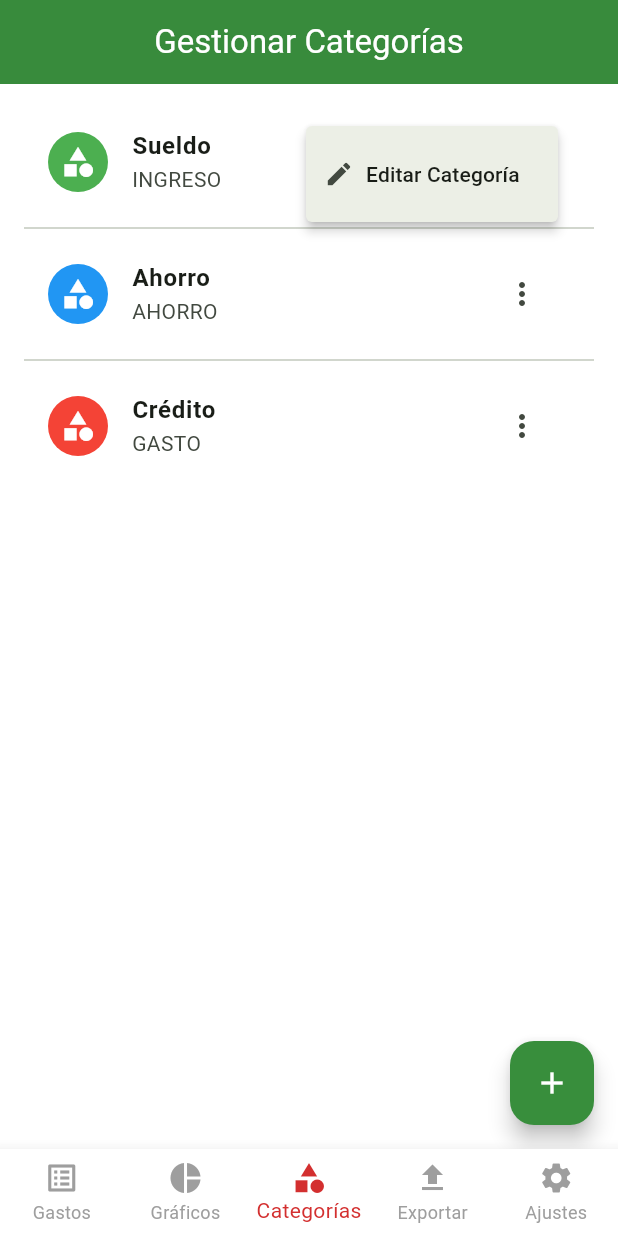
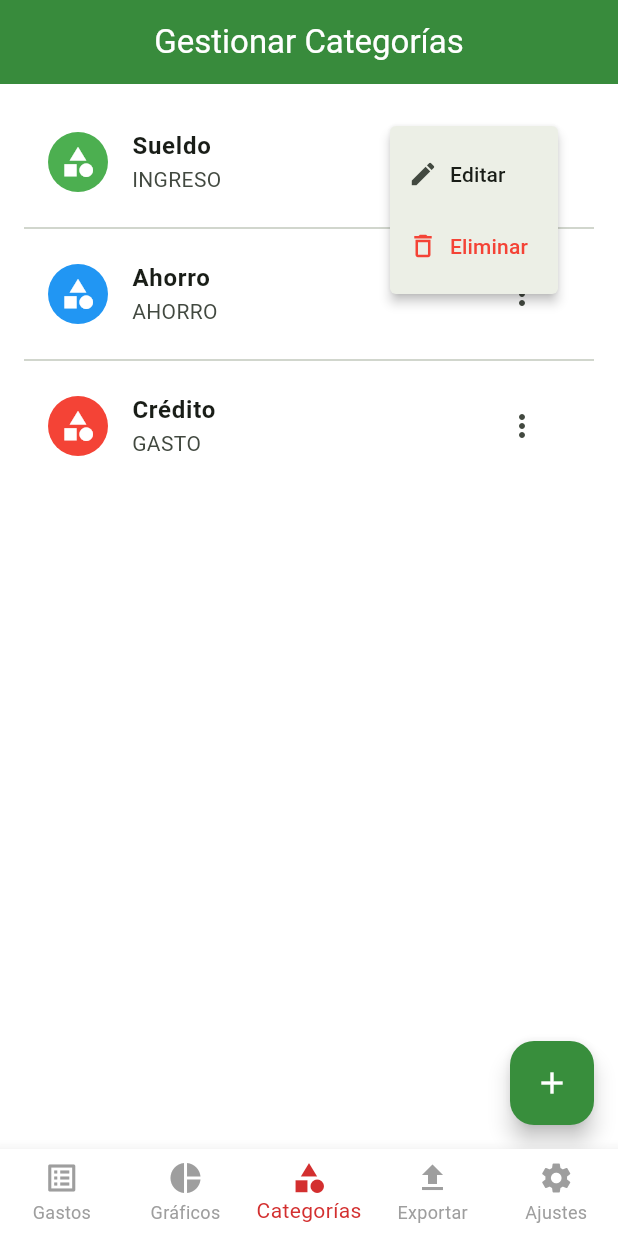
Before and after one commit to naravenar91/control-gastos-flutter, a Flutter app: the screen it shows after launch, item 3 of the bottom bar chosen, after a tap on the "more vert" icon, on a phone screen of 412 x 824 dp. Run offline on Flutter 3.47's test engine with Material 3 defaults, Android fonts, the phone set to English and light mode, and no system bars; our stand-ins replace drift, equatable, file_picker, fl_chart, flutter_bloc, flutter_local_notifications and 6 more; missing offline and left inert: excel; accounts and stored records are empty; generated files the repository leaves out were written again.

Commit message:
Se mejora el grafico de barra y se mejora la forma de eliminar una categoria

```diff
--- a/lib/presentation/pages/categorias_page.dart
+++ b/lib/presentation/pages/categorias_page.dart
@@ -398,6 +398,8 @@ class CategoriasPage extends StatelessWidget {
                   onSelected: (value) {
                     if (value == 'edit') {
                       _showEditCategoriaDialog(context, cat);
+                    } else if (value == 'delete') {
+                      _handleDelete(context, cat);
                     }
                   },
                   itemBuilder: (context) => [
@@ -407,13 +409,22 @@ class CategoriasPage extends StatelessWidget {
                         children: [
                           Icon(Icons.edit, size: 20),
                           SizedBox(width: 8),
-                          Text('Editar Categoría'),
+                          Text('Editar'),
+                        ],
+                      ),
+                    ),
+                    const PopupMenuItem(
+                      value: 'delete',
+                      child: Row(
+                        children: [
+                          Icon(Icons.delete_outline, size: 20, color: Colors.red),
+                          SizedBox(width: 8),
+                          Text('Eliminar', style: TextStyle(color: Colors.red)),
                         ],
                       ),
                     ),
                   ],
                 ),
-                onLongPress: () => _handleDelete(context, cat),
               );
             },
           );
```
Also changed, not shown: lib/presentation/pages/charts_page.dart (+6 -3 lines).
